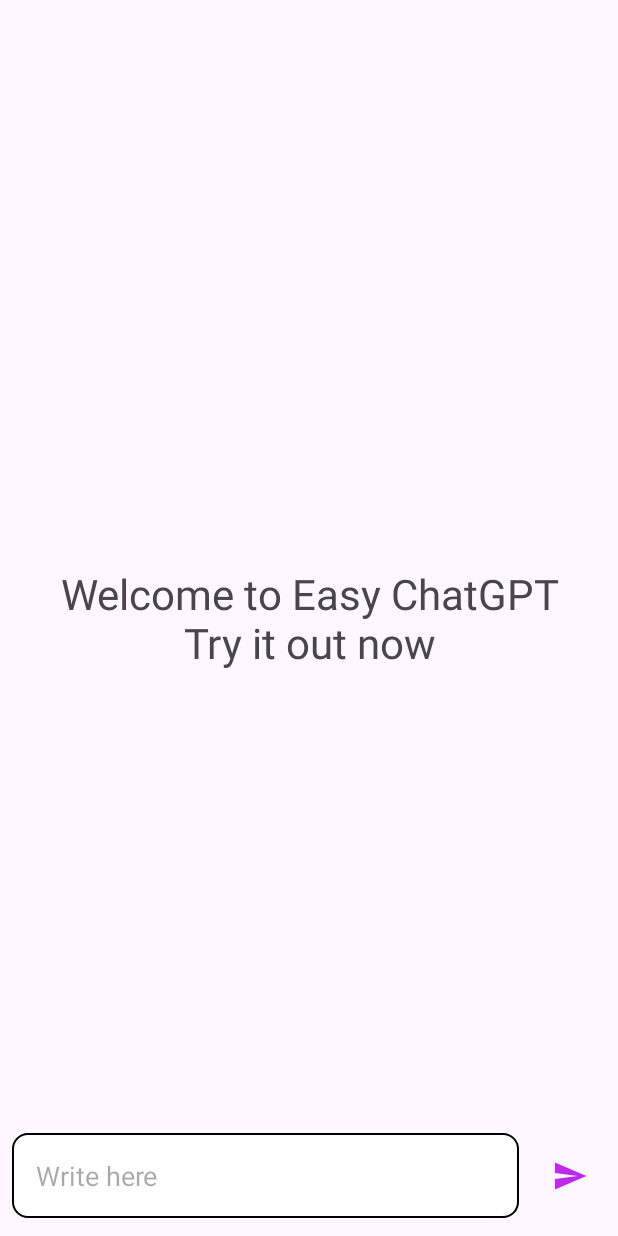
After one commit to myaltithink/FertiliSense, an Android app: the ChatBotActivity screen opened directly, with no data from a screen before it, on a phone screen of 412 x 824 dp. The commit adds this screen. Run offline under Robolectric (Android 15) with nearby library versions, the phone set to English and light mode, and no system bars; Roboto replaces fonts that are not available here.

Commit message:
added ai chatbot
Manifets
Gradle App
rounded_corner.xml
chat_item.xml
ChatBotActivity.java
Message.java
MessageAdapter.java
ResponseModel.java
activity_chat_bot.xml
ic_send

```diff
--- a/FertiliSense/app/build.gradle.kts
+++ b/FertiliSense/app/build.gradle.kts
@@ -48,4 +48,6 @@ dependencies {
     testImplementation(libs.junit)
     androidTestImplementation(libs.ext.junit)
     androidTestImplementation(libs.espresso.core)
+    implementation("com.squareup.okhttp3:okhttp:4.12.0")
+    implementation ("com.google.code.gson:gson:2.11.0")
 }
--- a/FertiliSense/app/src/main/AndroidManifest.xml
+++ b/FertiliSense/app/src/main/AndroidManifest.xml
@@ -2,6 +2,7 @@
 <manifest xmlns:android="http://schemas.android.com/apk/res/android"
     xmlns:tools="http://schemas.android.com/tools">
 
+    <uses-permission android:name="android.permission.INTERNET" />
     <uses-permission android:name="android.permission.READ_EXTERNAL_STORAGE" />
     <uses-permission android:name="android.permission.WRITE_EXTERNAL_STORAGE" />
 
@@ -16,7 +17,7 @@
         android:theme="@style/Theme.FertiliSense"
         tools:targetApi="31">
         <activity
-            android:name=".Sample"
+            android:name=".ChatBotActivity"
             android:exported="false" />
         <activity
             android:name=".DisclaimerContentActivity"
--- /dev/null
+++ b/FertiliSense/app/src/main/java/com/example/fertilisense/ChatBotActivity.java
@@ -0,0 +1,150 @@
+package com.example.fertilisense;
+
+import androidx.annotation.NonNull;
+import androidx.appcompat.app.AppCompatActivity;
+import androidx.recyclerview.widget.LinearLayoutManager;
+import androidx.recyclerview.widget.RecyclerView;
+
+import android.os.Bundle;
+import android.view.View;
+import android.widget.EditText;
+import android.widget.ImageButton;
+import android.widget.TextView;
+
+import com.google.gson.Gson;
+import com.google.gson.reflect.TypeToken;
+
+import org.json.JSONException;
+import org.json.JSONObject;
+
+import java.io.IOException;
+import java.lang.reflect.Type;
+import java.util.ArrayList;
+import java.util.List;
+
+import okhttp3.Call;
+import okhttp3.Callback;
+import okhttp3.MediaType;
+import okhttp3.OkHttpClient;
+import okhttp3.Request;
+import okhttp3.RequestBody;
+import okhttp3.Response;
+
+public class ChatBotActivity extends AppCompatActivity {
+    RecyclerView recyclerView;
+    TextView welcomeTextView;
+    EditText messageEditText;
+    ImageButton sendButton;
+    List<Message> messageList;
+    MessageAdapter messageAdapter;
+    public static final MediaType JSON
+            = MediaType.get("application/json; charset=utf-8");
+    OkHttpClient client = new OkHttpClient();
+
+    @Override
+    protected void onCreate(Bundle savedInstanceState) {
+        super.onCreate(savedInstanceState);
+        setContentView(R.layout.activity_chat_bot); // Ensure this matches your XML layout file name
+
+        messageList = new ArrayList<>();
+
+        recyclerView = findViewById(R.id.recycler_view);
+        welcomeTextView = findViewById(R.id.welcome_text);
+        messageEditText = findViewById(R.id.message_edit_text);
+        sendButton = findViewById(R.id.send_btn);
+
+        // Setup recycler view
+        messageAdapter = new MessageAdapter(messageList);
+        recyclerView.setAdapter(messageAdapter);
+        LinearLayoutManager llm = new LinearLayoutManager(this);
+        llm.setStackFromEnd(true);
+        recyclerView.setLayoutManager(llm);
+
+        sendButton.setOnClickListener((v) -> {
+            String question = messageEditText.getText().toString().trim();
+            if (!question.isEmpty()) {
+                addToChat(question, Message.SENT_BY_ME);
+                messageEditText.setText("");
+                callAPI(question);
+                welcomeTextView.setVisibility(View.GONE);
+            }
+        });
+    }
+
+    void addToChat(String message, String sentBy) {
+        runOnUiThread(() -> {
+            messageList.add(new Message(message, sentBy));
+            messageAdapter.notifyDataSetChanged();
+            recyclerView.smoothScrollToPosition(messageAdapter.getItemCount());
+        });
+    }
+
+    void addResponse(String response) {
+        // Removing "Typing..." message if present
+        int index = messageList.size() - 1;
+        if (index >= 0 && Message.SENT_BY_BOT.equals(messageList.get(index).getSentBy()) && "Typing...".equals(messageList.get(index).getMessage())) {
+            messageList.remove(index);
+        }
+        addToChat(response, Message.SENT_BY_BOT);
+    }
+
+    void callAPI(String question) {
+        // Show typing indicator
+        messageList.add(new Message("Typing...", Message.SENT_BY_BOT));
+        messageAdapter.notifyItemInserted(messageList.size() - 1);
+        recyclerView.smoothScrollToPosition(messageAdapter.getItemCount());
+
+        JSONObject jsonBody = new JSONObject();
+        try {
+            jsonBody.put("sender", "");
+            jsonBody.put("message", question);
+        } catch (JSONException e) {
+            e.printStackTrace();
+        }
+        RequestBody body = RequestBody.create(jsonBody.toString(), JSON);
+
+        Request request = new Request.Builder()
+                .url("https://cb36-2001-4452-409-cc00-59b6-9f20-6d8f-63fb.ngrok-free.app/webhooks/rest/webhook")
+                .header("Content-Type", "application/json")
+                .post(body)
+                .build();
+
+        client.newCall(request).enqueue(new Callback() {
+            @Override
+            public void onFailure(@NonNull Call call, @NonNull IOException e) {
+                addResponse("Failed to load response due to " + e.getMessage());
+            }
+
+            @Override
+            public void onResponse(@NonNull Call call, @NonNull Response response) throws IOException {
+                if (response.isSuccessful()) {
+                    try {
+                        // Initialize Gson object
+                        Gson gson = new Gson();
+
+                        // Identify the "data type" for conversion
+                        Type dataType = new TypeToken<ArrayList<ResponseModel>>() {}.getType();
+
+                        // Convert the HTTP response into a list of ResponseModel (local class)
+                        List<ResponseModel> data = gson.fromJson(response.body().string(), dataType);
+
+                        // Display the response text/image
+                        // Iterate through the items of list (for-each)
+                        for (ResponseModel item : data) {
+                            // Check if the current response is an image
+                            if (item.getText() == null) {
+                                addResponse(item.getImage());
+                            } else {
+                                addResponse(item.getText());
+                            }
+                        }
+                    } catch (Exception e) {
+                        addResponse("Failed to load response due to " + e.getMessage());
+                    }
+                } else {
+                    addResponse("Failed to load response due to " + response.body().toString());
+                }
+            }
+        });
+    }
+}
--- /dev/null
+++ b/FertiliSense/app/src/main/java/com/example/fertilisense/MessageAdapter.java
@@ -0,0 +1,60 @@
+package com.example.fertilisense;
+
+import android.view.LayoutInflater;
+import android.view.View;
+import android.view.ViewGroup;
+import android.widget.LinearLayout;
+import android.widget.TextView;
+
+import androidx.annotation.NonNull;
+import androidx.recyclerview.widget.RecyclerView;
+
+import java.util.List;
+
+public class MessageAdapter extends RecyclerView.Adapter<MessageAdapter.MyViewHolder> {
+
+    List<Message> messageList;
+    public MessageAdapter(List<Message> messageList) {
+        this.messageList = messageList;
+    }
+
+    @NonNull
+    @Override
+    public MyViewHolder onCreateViewHolder(@NonNull ViewGroup parent, int viewType) {
+        View chatView = LayoutInflater.from(parent.getContext()).inflate(R.layout.chat_item,null);
+        MyViewHolder myViewHolder = new MyViewHolder(chatView);
+        return myViewHolder;
+    }
+
+    @Override
+    public void onBindViewHolder(@NonNull MyViewHolder holder, int position) {
+        Message message = messageList.get(position);
+        if(message.getSentBy().equals(Message.SENT_BY_ME)){
+            holder.leftChatView.setVisibility(View.GONE);
+            holder.rightChatView.setVisibility(View.VISIBLE);
+            holder.rightTextView.setText(message.getMessage());
+        }else{
+            holder.rightChatView.setVisibility(View.GONE);
+            holder.leftChatView.setVisibility(View.VISIBLE);
+            holder.leftTextView.setText(message.getMessage());
+        }
+    }
+
+    @Override
+    public int getItemCount() {
+        return messageList.size();
+    }
+
+    public class MyViewHolder extends RecyclerView.ViewHolder{
+        LinearLayout leftChatView,rightChatView;
+        TextView leftTextView,rightTextView;
+
+        public MyViewHolder(@NonNull View itemView) {
+            super(itemView);
+            leftChatView  = itemView.findViewById(R.id.left_chat_view);
+            rightChatView = itemView.findViewById(R.id.right_chat_view);
+            leftTextView = itemView.findViewById(R.id.left_chat_text_view);
+            rightTextView = itemView.findViewById(R.id.right_chat_text_view);
+        }
+    }
+}
--- /dev/null
+++ b/FertiliSense/app/src/main/res/drawable/ic_send.xml
@@ -0,0 +1,5 @@
+<vector xmlns:android="http://schemas.android.com/apk/res/android" android:autoMirrored="true" android:height="24dp" android:tint="#BE29EC" android:viewportHeight="24" android:viewportWidth="24" android:width="24dp">
+
+    <path android:fillColor="@android:color/white" android:pathData="M2.01,21L23,12 2.01,3 2,10l15,2 -15,2z"/>
+
+</vector>
--- /dev/null
+++ b/FertiliSense/app/src/main/res/drawable/rounded_corner.xml
@@ -0,0 +1,8 @@
+<?xml version="1.0" encoding="utf-8"?>
+<shape xmlns:android="http://schemas.android.com/apk/res/android"
+    android:shape="rectangle">
+    <corners android:radius="10dip"/>
+    <stroke android:width="1dp"/>
+    <solid android:color="@color/white"/>
+
+</shape>
--- /dev/null
+++ b/FertiliSense/app/src/main/res/layout/activity_chat_bot.xml
@@ -0,0 +1,57 @@
+<?xml version="1.0" encoding="utf-8"?>
+<RelativeLayout xmlns:android="http://schemas.android.com/apk/res/android"
+    xmlns:app="http://schemas.android.com/apk/res-auto"
+    xmlns:tools="http://schemas.android.com/tools"
+    android:id="@+id/main"
+    android:layout_width="match_parent"
+    android:layout_height="match_parent"
+    tools:context=".ChatBotActivity">
+
+    <androidx.recyclerview.widget.RecyclerView
+        android:layout_width="match_parent"
+        android:layout_height="match_parent"
+        android:id="@+id/recycler_view"
+        android:layout_above="@id/bottom_layout"
+        />
+
+    <TextView
+        android:layout_width="match_parent"
+        android:layout_height="wrap_content"
+        android:id="@+id/welcome_text"
+        android:layout_centerInParent="true"
+        android:text="Welcome to Easy ChatGPT\nTry it out now"
+        android:gravity="center"
+        android:textSize="28dp"
+        />
+
+    <RelativeLayout
+        android:layout_width="match_parent"
+        android:layout_height="80dp"
+        android:layout_alignParentBottom="true"
+        android:padding="8dp"
+        android:id="@+id/bottom_layout">
+
+        <EditText
+            android:layout_width="match_parent"
+            android:layout_height="wrap_content"
+            android:id="@+id/message_edit_text"
+            android:layout_centerInParent="true"
+            android:hint="Write here "
+            android:padding="16dp"
+            android:layout_toLeftOf="@id/send_btn"
+            android:background="@drawable/rounded_corner" />
+
+        <ImageButton
+            android:layout_width="48dp"
+            android:layout_height="48dp"
+            android:id="@+id/send_btn"
+            android:layout_alignParentEnd="true"
+            android:layout_centerInParent="true"
+            android:layout_marginStart="10dp"
+            android:padding="8dp"
+            android:src="@drawable/ic_send"
+            android:background="?attr/selectableItemBackgroundBorderless" />
+
+    </RelativeLayout>
+
+</RelativeLayout>
```
Also changed, not shown: FertiliSense/app/src/main/java/com/example/fertilisense/FertiliSenseDashboardActivity.java (+15 -0 lines), FertiliSense/app/src/main/java/com/example/fertilisense/Message.java (added, +30 -0 lines), FertiliSense/app/src/main/java/com/example/fertilisense/ResponseModel.java (added, +34 -0 lines), FertiliSense/app/src/main/res/layout/chat_item.xml (added, +43 -0 lines).
